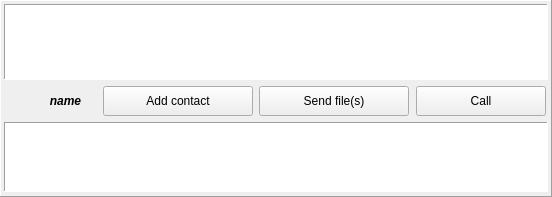
Old version of the form Homer/forms/Widgets/MessageWidget.ui in the repository Homer-Conferencing/Homer-Conferencing.
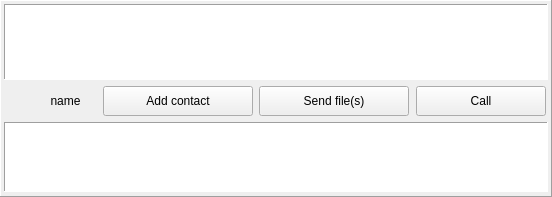
New version of the form. Icons and pictures are not drawn. Custom widgets are drawn as their Qt base class.

Patch:
```diff
--- a/Homer/forms/Widgets/MessageWidget.ui
+++ b/Homer/forms/Widgets/MessageWidget.ui
@@ -194,9 +194,9 @@
           </property>
           <property name="font">
            <font>
-            <weight>75</weight>
-            <italic>true</italic>
-            <bold>true</bold>
+            <weight>50</weight>
+            <italic>false</italic>
+            <bold>false</bold>
             <kerning>true</kerning>
            </font>
           </property>
```
Left out of the diff: 21 changed lines with no effect on the pictures.
